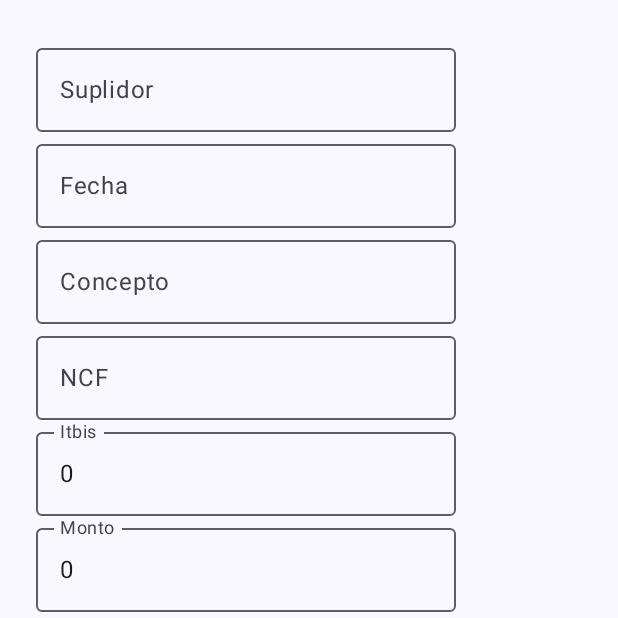
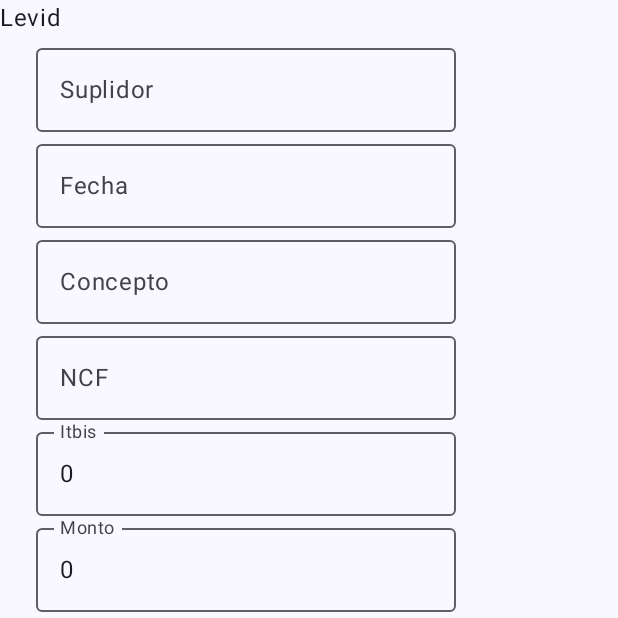
Before and after one commit to JaSsT20/levid_p2_ap2, an Android app built with Jetpack Compose: the screen it shows after launch (MainActivity), on a phone screen of 412 x 824 dp, the top half of it. Run offline under Robolectric (Android 15) with nearby library versions, the phone set to English and light mode, and no system bars; our stand-ins replace Dagger/Hilt's generated code; 1 statement that could not run was skipped.

Commit message:
Colocando nombre

```diff
--- a/app/src/main/java/com/levid/levid_p2_ap2/ui/gastos/GastosScreen.kt
+++ b/app/src/main/java/com/levid/levid_p2_ap2/ui/gastos/GastosScreen.kt
@@ -41,6 +41,7 @@ import com.levid.levid_p2_ap2.data.remote.dtos.GastoDto
 fun GastosScreen(
     viewModel: GastosViewModel = hiltViewModel()
 ){
+    Text("Levid")
     Column(
         modifier = Modifier
             .fillMaxSize()
```
